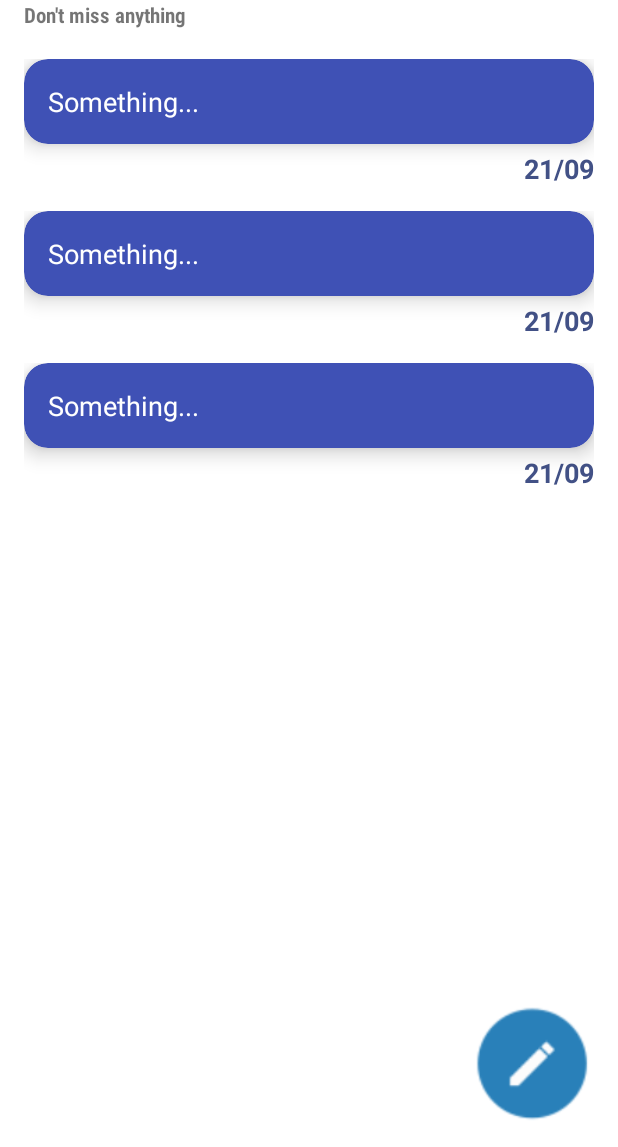
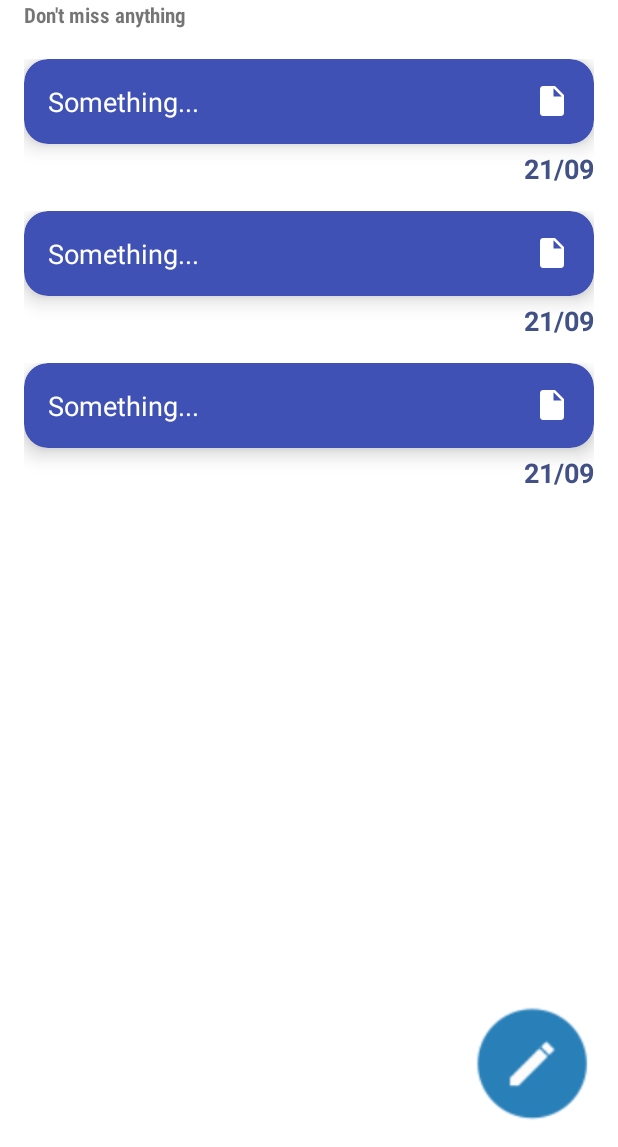
Before and after one commit to OlloshukurAnvarov/Notes, an Android app: the layout fragment_main.xml on its own in the app's theme, with its tools: preview values and no code run, on a phone screen of 412 x 824 dp, the part 89-1236 px from its top. Run offline under Robolectric (Android 15) with nearby library versions, the light colour scheme and no system bars.

Commit message:
image quwildi.

```diff
--- /dev/null
+++ b/app/src/main/res/drawable/baseline_insert_drive_file_24.xml
@@ -0,0 +1,5 @@
+<vector android:autoMirrored="true" android:height="24dp"
+    android:tint="#FFFFFF" android:viewportHeight="24"
+    android:viewportWidth="24" android:width="24dp" xmlns:android="http://schemas.android.com/apk/res/android">
+    <path android:fillColor="@android:color/white" android:pathData="M6,2c-1.1,0 -1.99,0.9 -1.99,2L4,20c0,1.1 0.89,2 1.99,2L18,22c1.1,0 2,-0.9 2,-2L20,8l-6,-6L6,2zM13,9L13,3.5L18.5,9L13,9z"/>
+</vector>
--- a/app/src/main/res/layout/item_notes.xml
+++ b/app/src/main/res/layout/item_notes.xml
@@ -1,12 +1,12 @@
 <?xml version="1.0" encoding="utf-8"?>
 <LinearLayout xmlns:android="http://schemas.android.com/apk/res/android"
     xmlns:app="http://schemas.android.com/apk/res-auto"
+    xmlns:tools="http://schemas.android.com/tools"
     android:layout_width="match_parent"
     android:layout_height="wrap_content"
-    xmlns:tools="http://schemas.android.com/tools"
     android:orientation="vertical"
-    android:paddingTop="16dp"
-    android:paddingHorizontal="16dp">
+    android:paddingHorizontal="16dp"
+    android:paddingTop="16dp">
 
     <androidx.cardview.widget.CardView
         android:layout_width="match_parent"
@@ -16,9 +16,9 @@
         app:cardElevation="8dp">
 
         <FrameLayout
+            android:id="@+id/noteLayout"
             android:layout_width="match_parent"
             android:layout_height="match_parent"
-            android:id="@+id/noteLayout"
             android:padding="16dp">
 
             <TextView
@@ -27,7 +27,13 @@
                 android:layout_height="match_parent"
                 android:textColor="@color/white"
                 android:textSize="18sp"
-                tools:text="Something..."/>
+                tools:text="Something..." />
+
+            <ImageView
+                android:layout_width="wrap_content"
+                android:layout_height="wrap_content"
+                android:layout_gravity="end"
+                android:src="@drawable/baseline_insert_drive_file_24" />
 
         </FrameLayout>
 
@@ -38,12 +44,12 @@
         android:layout_width="match_parent"
         android:layout_height="wrap_content"
         android:layout_marginTop="4dp"
+        android:ellipsize="end"
         android:gravity="end"
+        android:maxLines="1"
+        android:textColor="@color/deepBlue"
+        android:textSize="18sp"
         android:textStyle="bold"
-        android:textSize="18sp"
-        android:textColor="@color/deepBlue"
-        android:ellipsize="end"
-        android:maxLines="1"
-        tools:text="21/09"/>
+        tools:text="21/09" />
 
 </LinearLayout>
```
